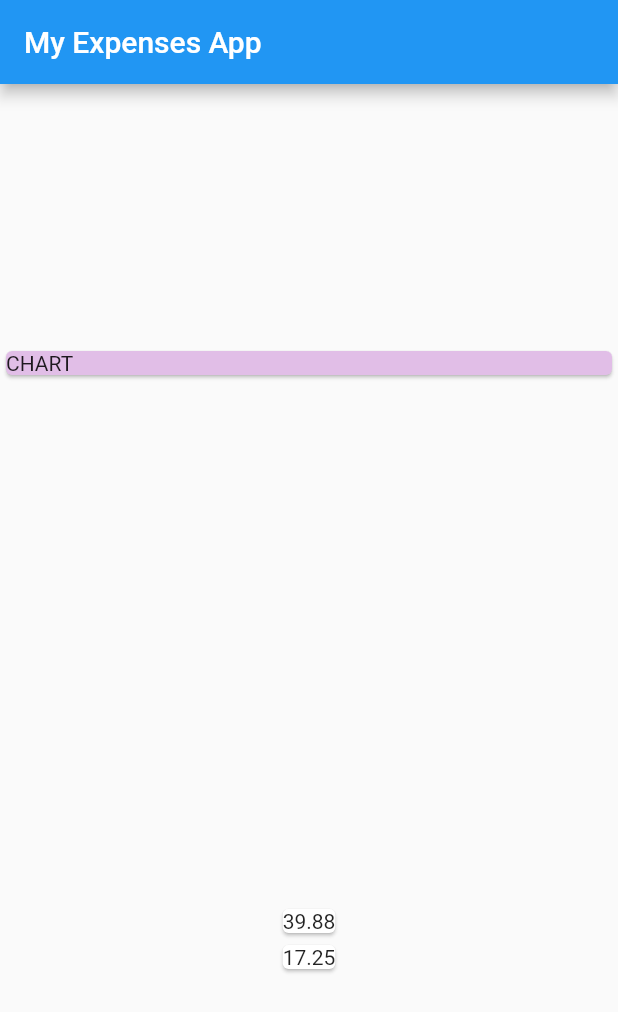
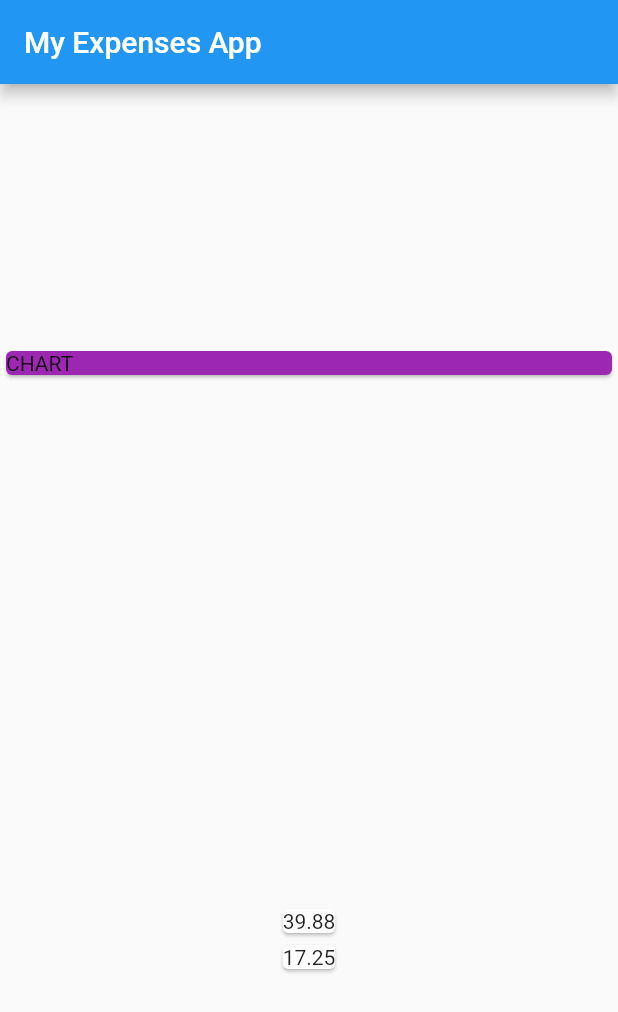
Before and after one commit to WinstonBrandon/Expenses-App, a Flutter app: the screen it shows after launch, on a phone screen of 412 x 824 dp. Shown: the top 1012 px of the screen. Run offline on Flutter 3.47's test engine with Material 2 defaults, Android fonts, the phone set to English and light mode, and no system bars.

Commit message:
first commit for experiment branch

```diff
--- a/expenses_app/lib/main.dart
+++ b/expenses_app/lib/main.dart
@@ -41,7 +41,7 @@ class MyAppHomepage extends StatelessWidget {
         mainAxisAlignment: MainAxisAlignment.spaceAround,
         children: [
           Card(
-            color: Colors.purple[100],
+            color: Colors.purple,
             child: Text('CHART'),
           ),
           Column(
```
